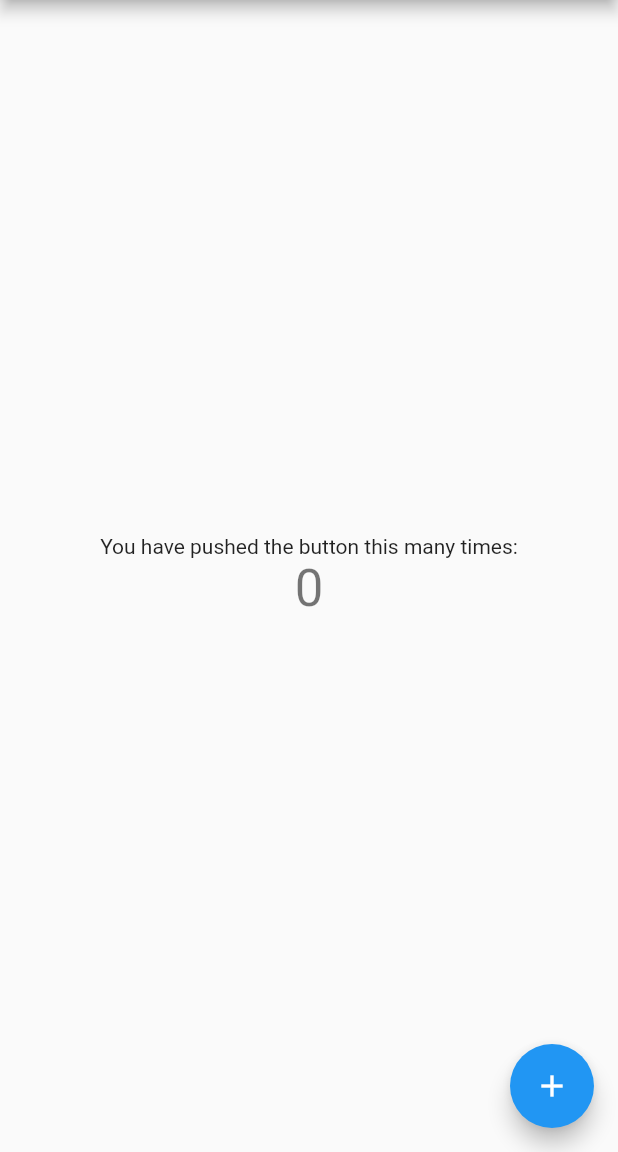
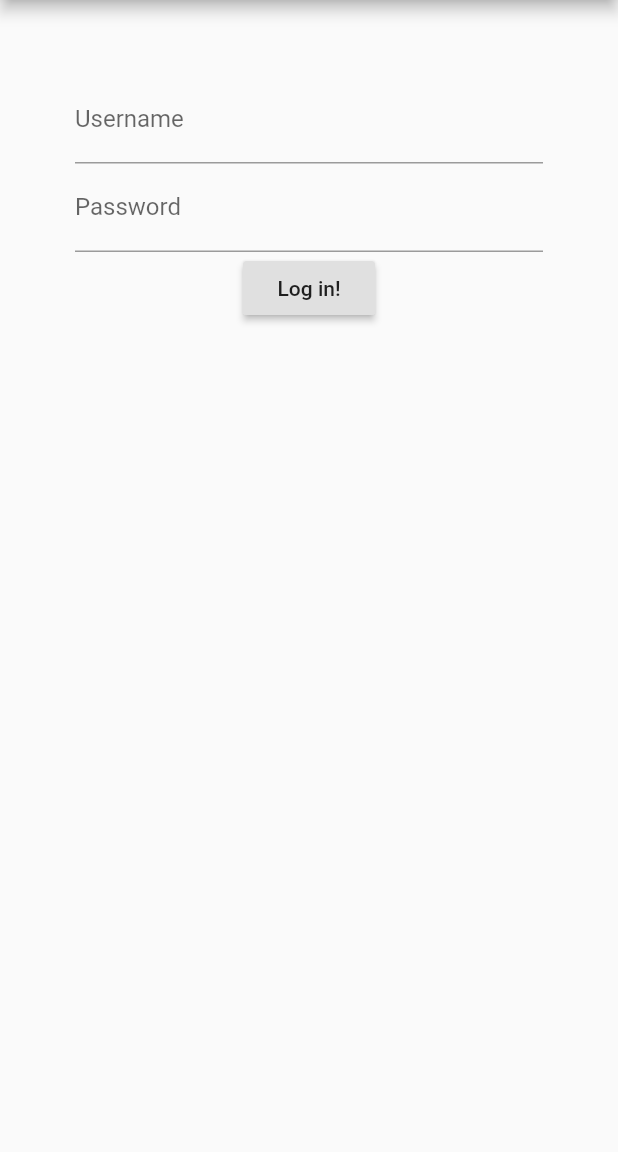
Before and after one commit to scarrillo9/QuizApp_Flutter, a Flutter app: the screen it shows after launch, on a phone screen of 412 x 824 dp, the part 84-1236 px from its top. Run offline on Flutter 3.47's test engine with Material 2 defaults, Android fonts, the phone set to English and light mode, and no system bars.

```diff
--- a/lib/main.dart
+++ b/lib/main.dart
@@ -1,4 +1,5 @@
 import 'package:flutter/material.dart';
+import 'network.dart';
 
 void main() => runApp(MyApp());
 
@@ -24,42 +25,78 @@ class MyHomePage extends StatefulWidget {
   _MyHomePageState createState() => _MyHomePageState();
 }
 
+class LoginData {
+  String username = "";
+  String password = "";
+}
+
 class _MyHomePageState extends State<MyHomePage> {
-  int _counter = 0;
-
-  void _incrementCounter() {
-    setState(() {
-
-      _counter++;
-    });
-  }
+  LoginData _loginData = new LoginData();
+  GlobalKey<FormState> _formKey = new GlobalKey<FormState>();
 
   @override
   Widget build(BuildContext context) {
-
     return Scaffold(
       appBar: AppBar(
         title: Text(widget.title),
       ),
-      body: Center(
-        child: Column(
-          mainAxisAlignment: MainAxisAlignment.center,
-          children: <Widget>[
-            Text(
-              'You have pushed the button this many times:',
-            ),
-            Text(
-              '$_counter',
-              style: Theme.of(context).textTheme.display1,
-            ),
-          ],
-        ),
-      ),
-      floatingActionButton: FloatingActionButton(
-        onPressed: _incrementCounter,
-        tooltip: 'Increment',
-        child: Icon(Icons.add),
-      ),
+      body: Container (
+        padding: EdgeInsets.all(50.0),
+        child: Form(
+          key: this._formKey,
+          child: Column(
+            children: [
+              TextFormField(
+                keyboardType : TextInputType.text,
+                validator : (String inValue){
+                  if (inValue.length == 0){
+                    return "Please enter username";
+                  }
+                  return null;
+                },
+                onSaved: (String inValue){
+                  this._loginData.username = inValue;
+                },
+                decoration: InputDecoration(
+                  // hintText: "guest",
+                  labelText: "Username"
+                ),
+              ),
+              TextFormField(
+                obscureText: true,
+                validator: (String inValue){
+
+                },
+                onSaved : (String inValue){
+                  this._loginData.password = inValue;
+                },
+                decoration: InputDecoration(
+                  hintText: "Password",
+                  labelText: "Password"
+                ),
+              ),
+              RaisedButton(
+                child: Text("Log in!"),
+                onPressed: (){
+                  if(_formKey.currentState.validate()) {
+                    _formKey.currentState.save();
+                    //connectionhere
+                    Future<dynamic> connectedF = getBank(_loginData.username, _loginData.password);
+                    dynamic conn = "";
+                    connectedF.then((conn){
+                      //if(conn["response"] == "false"){
+
+                      //}
+                    });
+                    print("Username: ${_loginData.username}");
+                    print("Password: ${_loginData.password}");
+                  }
+                }
+              )
+            ]
+          )
+        )
+      )
     );
   }
 }
--- a/lib/network.dart
+++ b/lib/network.dart
@@ -53,18 +53,18 @@ class Jquestion {
 
 /// NETWORKING METHODS ///
 List<Question> qBank;
-final String URL_BASE = 'http://www.cs.utep.edu/cheon/cs4381/homework/quiz/';
+final String URL_BASE = 'http://www.cs.utep.edu/cheon/cs4381/homework/quiz/post.php';
 
 /// getBank method calls the getConnection method to get all questions
 /// and returns the list of questions (question bank)
-Future<List<Question>> getBank() async {
+Future<List<Question>> getBank(String username, String password) async {
   String quizName = '0';
   List<Question> temp = List<Question>();
   List<Question> real = List<Question>();
   for(int i = 1; i < 9; i++){
     String curr = i.toString();
 
-    Future<List<Question>> list = getConnection(quizName+curr);
+    Future<List<Question>> list = getConnection(username, password, quizName+curr);
     await list.then((temp){
       if(real.isEmpty) {
         real = temp;
@@ -80,12 +80,14 @@ Future<List<Question>> getBank() async {
 /// getConnection method establishes connection and receives json string
 /// to parse and create Question objects.
 /// Returns list of questions for the quiz being requested
-Future<List<Question>> getConnection(String quizName) async {
-  var url = '$URL_BASE?quiz=quiz$quizName';
-  var response = await http.get(url);
+Future<List<Question>> getConnection(String username, String password, String quizName) async {
+  var url = '$URL_BASE';
+  var body = {"user": '$username', "pin": '$password', "quiz": '$quizName'};
+  var response = await http.post(url, body: body);
   var res = json.decode(response.body);
+
   var quiz = JsonQuiz.fromJson(res);
-
+  print(res);
   //print('Response status: ${response.statusCode}');
   //print(quiz.quiz.question.elementAt(0).stem);
   qBank = new List<Question>();
```
Also changed, not shown: lib/cmdln_funct.dart (+9 -9 lines), lib/question_wdgt.dart (added, +8 -0 lines).
